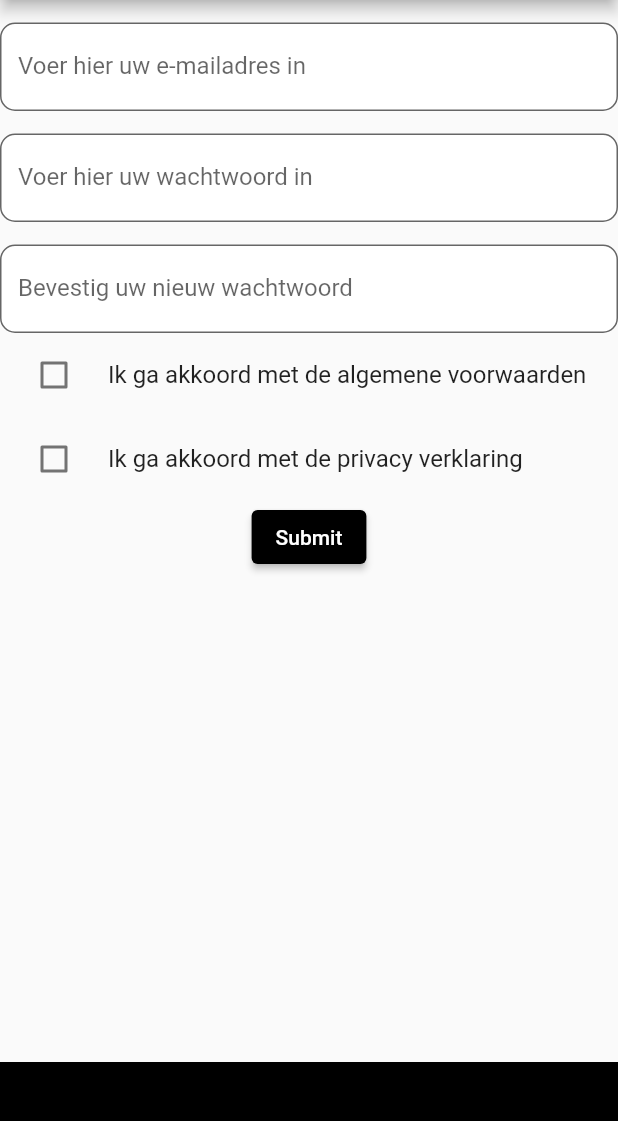
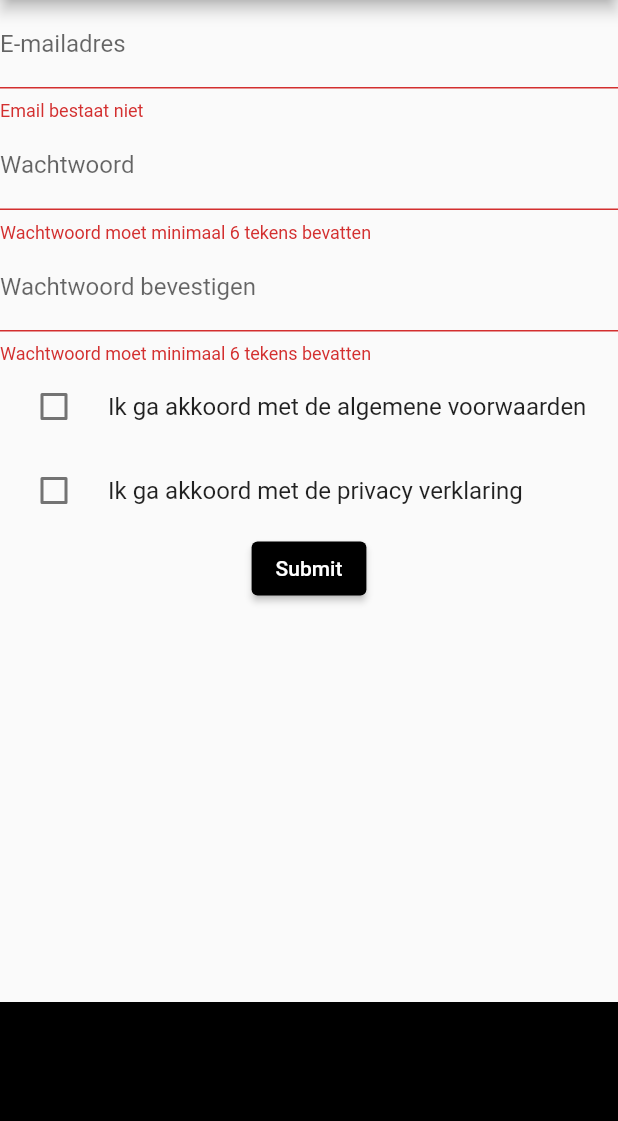
Before and after one commit to DwarfNinja/buddy-watch-app, a Flutter app: the screen it shows after launch, after a tap on "Submit", on a phone screen of 412 x 824 dp, the part 84-1205 px from its top. Run offline on Flutter 3.47's test engine with Material 2 defaults, Android fonts, the phone set to English and light mode, and no system bars; our stand-ins replace supabase_flutter; accounts and stored records are empty.

Commit message:
Feat: add catching of input text and input validation

```diff
--- a/lib/register.dart
+++ b/lib/register.dart
@@ -10,9 +10,27 @@ class Register extends StatefulWidget {
 }
 
 class _RegisterState extends State<Register> {
+
     bool? check2 = false;
     bool? check3 = false;
+    //AuthService authService = AuthService();
+    TextEditingController emailController = TextEditingController();
+    TextEditingController passwordController = TextEditingController();
+    TextEditingController passwordConfirmationController = TextEditingController();
 
+    final _text = TextEditingController();
+    bool _validateEmail = false;
+    bool _validatePassword = false;
+    bool _validatePasswordConfirm = false;
+    var errorText1 = "E-mailadres kan niet leeg zijn";
+    var errorText2 = "Wachtwoord moet minimaal 6 tekens bevatten";
+    var errorText3 = "Wachtwoord moet minimaal 6 tekens bevatten";
+
+    @override
+    void dispose() {
+      _text.dispose();
+      super.dispose();
+    }
     @override
     Widget build(BuildContext context) {
       return MaterialApp(
@@ -27,67 +45,59 @@ class _RegisterState extends State<Register> {
                   child: SingleChildScrollView(
                     child: Column(
                       children: [
-                      Container(
-                        margin: const EdgeInsets.only(top: 15),
-                        child: TextFormField(
-                          decoration: const InputDecoration(
-                              fillColor: Colors.white,
-                              filled: true,
-                              border: OutlineInputBorder(
-                                borderRadius: BorderRadius.all(
-                                  Radius.circular(10.0),
+                        // const Text('Error Showed if Field is Empty on Submit button Pressed'),
+                        TextField(
+                          controller: emailController,
+                          decoration: InputDecoration(
+                            labelText: 'E-mailadres',
+                            errorText: _validateEmail ? errorText1 : null,
                           ),
+                          keyboardType: TextInputType.emailAddress,
                         ),
-                              labelText: 'Voer hier uw e-mailadres in'),
+
+                        // const Text('Error Showed if Field is Empty on Submit button Pressed'),
+                        TextField(
+                          controller: passwordController,
+                          decoration: InputDecoration(
+                            labelText: 'Wachtwoord',
+                            errorText: _validatePassword ? errorText2 : null,
                           ),
+                          keyboardType: TextInputType.emailAddress,
                         ),
-                      Container(
-                        margin: const EdgeInsets.only(top: 15),
-                        child: TextFormField(
-                          decoration: const InputDecoration(
-                              fillColor: Colors.white,
-                              filled: true,
-                              border: OutlineInputBorder(
-                                borderRadius: BorderRadius.all(
-                                  Radius.circular(10.0),
+                        // const Text('Error Showed if Field is Empty on Submit button Pressed'),
+                        TextField(
+                          controller: passwordConfirmationController,
+                          decoration: InputDecoration(
+                            labelText: 'Wachtwoord bevestigen',
+                            errorText: _validatePasswordConfirm
+                                ? errorText3
+                                : null,
                           ),
-                              ),
-                              labelText: 'Voer hier uw wachtwoord in'),
-                        ),
-                      ),
-                      Container(
-                        margin: const EdgeInsets.only(top: 15),
-                        child: TextFormField(
-                          decoration: const InputDecoration(
-                              fillColor: Colors.white,
-                              filled: true,
-                              border: OutlineInputBorder(
-                                borderRadius: BorderRadius.all(
-                                  Radius.circular(10.0),
-                                ),
-                              ),
-                              labelText: 'Bevestig uw nieuw wachtwoord'),
-                        ),
+                          keyboardType: TextInputType.emailAddress,
                         ),
                         CheckboxListTile( //checkbox positioned at right
                           value: check2,
-                        controlAffinity: ListTileControlAffinity.leading, //checkbox at left
+                          controlAffinity: ListTileControlAffinity.leading,
+                          //checkbox at left
                           onChanged: (bool? value) {
                             setState(() {
                               check2 = value;
                             });
                           },
-                        title: const Text("Ik ga akkoord met de algemene voorwaarden"),
+                          title: const Text(
+                              "Ik ga akkoord met de algemene voorwaarden"),
                         ),
                         CheckboxListTile( //checkbox positioned at right
                           value: check3,
-                        controlAffinity: ListTileControlAffinity.leading, //checkbox at left
+                          controlAffinity: ListTileControlAffinity.leading,
+                          //checkbox at left
                           onChanged: (bool? value) {
                             setState(() {
                               check3 = value;
                             });
                           },
-                        title: const Text("Ik ga akkoord met de privacy verklaring"),
+                          title: const Text(
+                              "Ik ga akkoord met de privacy verklaring"),
                         ),
 
                         ElevatedButton(
@@ -95,7 +105,33 @@ class _RegisterState extends State<Register> {
                               backgroundColor: Colors.black
                           ),
                           onPressed: () {
-                          print('Hello');
+                            setState(() {
+                              emailController.text.isEmpty ?
+                              _validateEmail = true : _validateEmail = false;
+                              passwordController.text.isEmpty ?
+                              _validatePassword = true : _validatePassword =
+                              false;
+                              passwordConfirmationController.text.isEmpty
+                                  ? _validatePasswordConfirm = true
+                                  : _validatePasswordConfirm = false;
+                              if (!emailController.text.toString().contains(
+                                  "@")) {
+                                _validateEmail = true;
+                                errorText1 = "Email bestaat niet";
+                              }
+                              if (passwordController.text !=
+                                  passwordConfirmationController.text) {
+                                _validatePasswordConfirm = true;
+                                errorText3 = "Wachtwoord komt niet overeen";
+                              }
+                              if (_validateEmail && _validatePassword &&
+                                  _validatePassword) {
+                                // authService.signUp(emailController.text,
+                                //     passwordController.text);
+                                // var a = authService.onAuthStateChange();
+                                // print(a);
+                              }
+                            });
                           },
                           child: const Text('Submit'),
                         ),
@@ -104,7 +140,7 @@ class _RegisterState extends State<Register> {
                   ),
                 ),
                 Container(
-                padding: const EdgeInsets.all(30.0),
+                  padding: const EdgeInsets.all(50.0),
                   color: Colors.black,
                   alignment: Alignment.center,
                 )
```
Lines whose indentation alone changed are shown as unchanged.
